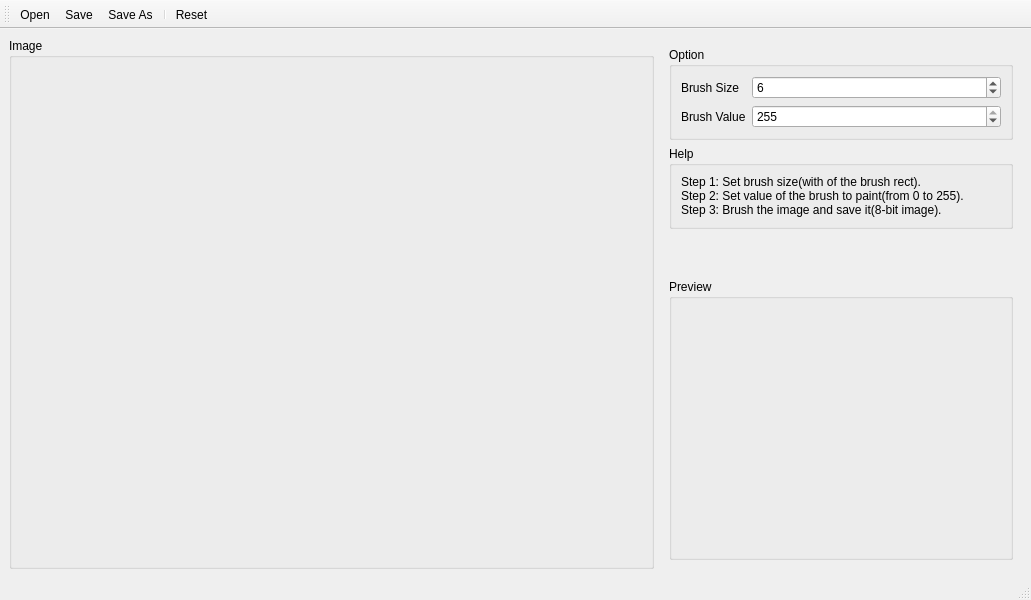
xiangxw/saliency-marker, file ui/mainwindow.ui: the form before one commit.
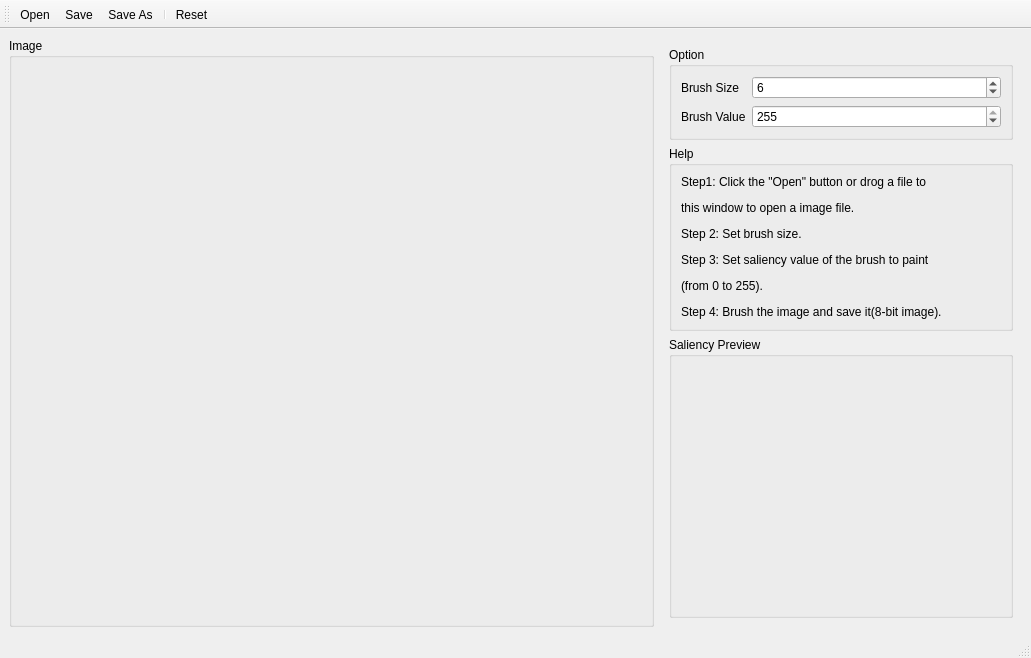
The form after the commit.

Commit message: drop support

The edit to the form file:
```diff
--- a/ui/mainwindow.ui
+++ b/ui/mainwindow.ui
@@ -106,9 +106,7 @@
             <item>
              <widget class="QLabel" name="helpLabel">
               <property name="text">
-               <string>Step 1: Set brush size(with of the brush rect).
-Step 2: Set value of the brush to paint(from 0 to 255).
-Step 3: Brush the image and save it(8-bit image).</string>
+               <string>&lt;html&gt;&lt;head/&gt;&lt;body&gt;&lt;p&gt;Step1: Click the &amp;quot;Open&amp;quot; button or drog a file to&lt;/p&gt;&lt;p&gt;              this window to open a image file.&lt;/p&gt;&lt;p&gt;Step 2: Set brush size.&lt;/p&gt;&lt;p&gt;Step 3: Set saliency value of the brush to paint&lt;/p&gt;&lt;p&gt;               (from 0 to 255).&lt;/p&gt;&lt;p&gt;Step 4: Brush the image and save it(8-bit image).&lt;/p&gt;&lt;/body&gt;&lt;/html&gt;</string>
               </property>
              </widget>
             </item>
@@ -137,7 +135,7 @@
             </size>
            </property>
            <property name="title">
-            <string>Preview</string>
+            <string>Saliency Preview</string>
            </property>
            <layout class="QHBoxLayout" name="horizontalLayout_8">
             <item>
```
The commit also changes 2 other files.
